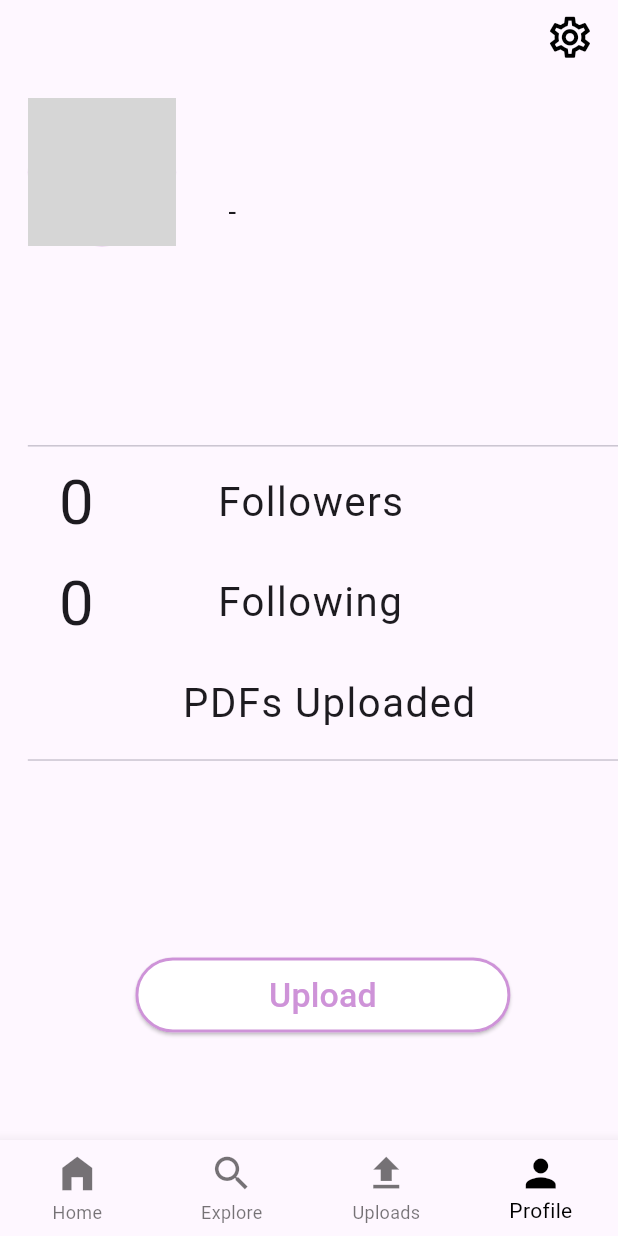
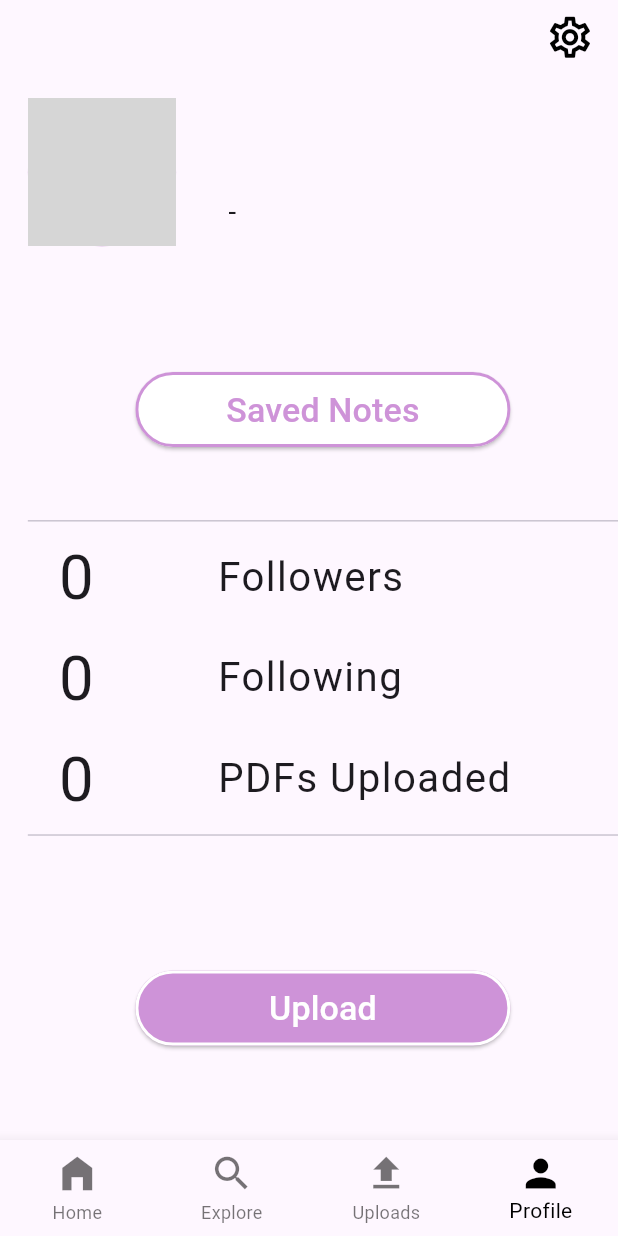
Before and after one commit to Mayankk074/notesgram, a Flutter app: the screen it shows once a user with an empty profile is signed in, item 4 of the bottom bar chosen, on a phone screen of 412 x 824 dp. Run offline on Flutter 3.47's test engine with Material 3 defaults, Android fonts, the phone set to English and light mode, and no system bars; our stand-ins replace cloud_firestore, file_picker, firebase_auth, firebase_core, firebase_storage, flutter_spinkit and 2 more; missing offline and left inert: syncfusion_flutter_pdfviewer; accounts and stored records are empty; network calls fail; grey boxes are pictures that could not be loaded.

Commit message:
Implement saved notes button on profile

```diff
--- a/lib/main.dart
+++ b/lib/main.dart
@@ -8,6 +8,7 @@ import 'package:notesgram/pages/home/otherUserFiles.dart';
 import 'package:notesgram/pages/home/profile/faq.dart';
 import 'package:notesgram/pages/home/profile/privacy.dart';
 import 'package:notesgram/pages/home/profile/profileMenu.dart';
+import 'package:notesgram/pages/home/profile/savedNotes.dart';
 import 'package:notesgram/pages/home/profile/settingsForm.dart';
 import 'package:notesgram/pages/home/userDP.dart';
 import 'package:notesgram/pages/loading.dart';
@@ -45,7 +46,8 @@ class MyApp extends StatelessWidget {
             '/singleNote': (context)=> const NoteViewer(),
             '/profileMenu': (context) => const Menu(),
             '/privacy': (context) => const Privacy(),
-            '/faq': (context) => const Faq()
+            '/faq': (context) => const Faq(),
+            '/savedNotes': (context) => const SavedNotes()
           },
         ));
   }
--- a/lib/pages/home/explore/allNotes.dart
+++ b/lib/pages/home/explore/allNotes.dart
@@ -44,10 +44,7 @@ class _AllNotesState extends State<AllNotes> {
       // Skip if current user
       if (uid != widget.currUserUid.uid) {
         // Get user data
-        DocumentSnapshot userSnap = await FirebaseFirestore.instance
-            .collection('users')
-            .doc(uid)
-            .get();
+        DocumentSnapshot userSnap = await DatabaseService(uid: uid).getUserSnap();
 
         // Create Note object from fields
         allNotes.add(Note(
--- a/lib/pages/home/profile/profile.dart
+++ b/lib/pages/home/profile/profile.dart
@@ -173,7 +173,22 @@ class _ProfileState extends State<Profile> {
                         letterSpacing: 1.0,
                       ),
                     ),
-                    SizedBox(height: screenHeight*0.1),
+                    SizedBox(height: screenHeight*0.05),
+                    ElevatedButton(
+                      onPressed: (){
+                        Navigator.pushNamed(context, '/savedNotes', arguments: {
+                          'userDoc': userDoc
+                        });
+                      },
+                      style: buttonStyleSignUp,
+                      child: Text(
+                        'Saved Notes',
+                        style: TextStyle(
+                          fontSize: screenWidth*0.055,
+                        ),
+                      ),
+                    ),
+                    SizedBox(height: screenHeight*0.05),
                     const Divider(),
                     Row(
                       children: [
@@ -237,10 +252,10 @@ class _ProfileState extends State<Profile> {
                       ],
                     ),
                     const Divider(),
-                    SizedBox(height: screenHeight*0.15,),
+                    SizedBox(height: screenHeight*0.10,),
                     ElevatedButton(
                       onPressed:() => showUploadPanel(),
-                      style: buttonStyleSignUp,
+                      style: buttonStyleSignIn,
                       child: Text(
                         'Upload',
                         style: TextStyle(
```
Also changed, not shown: lib/pages/home/note_viewer.dart (+0 -16 lines), lib/pages/home/profile/savedNotes.dart (added, +73 -0 lines), lib/services/database.dart (+32 -0 lines).
